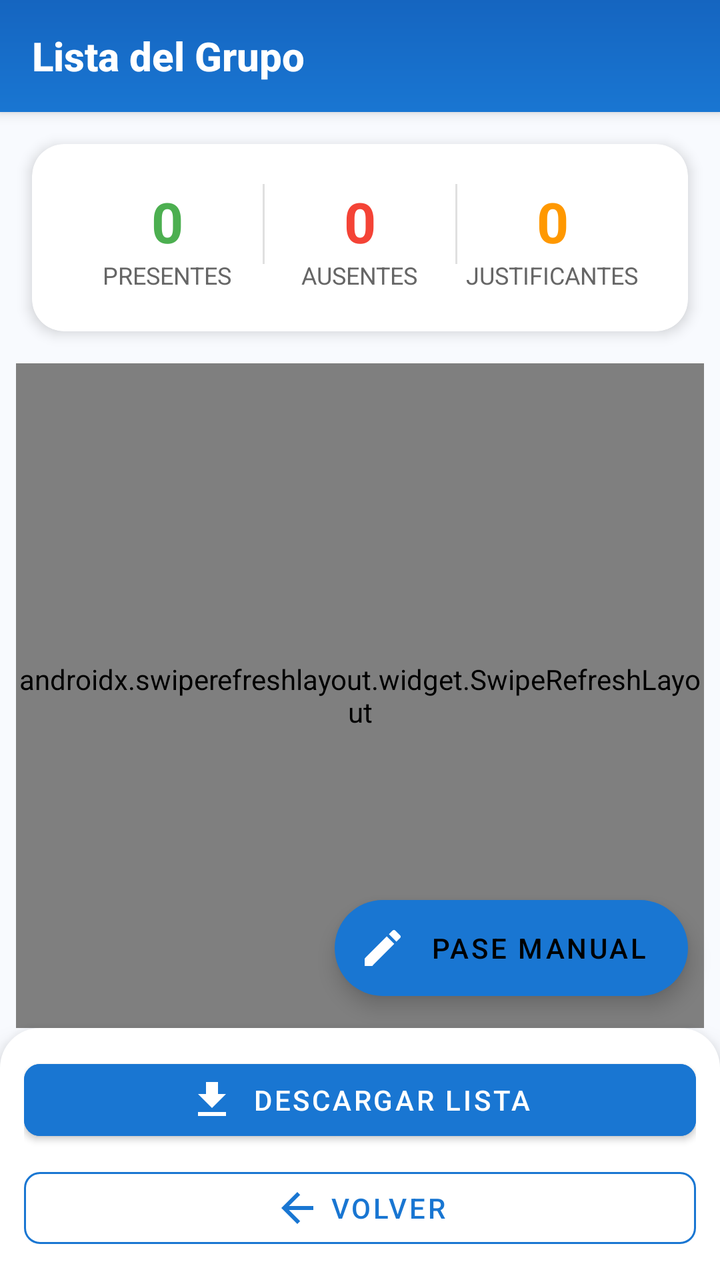
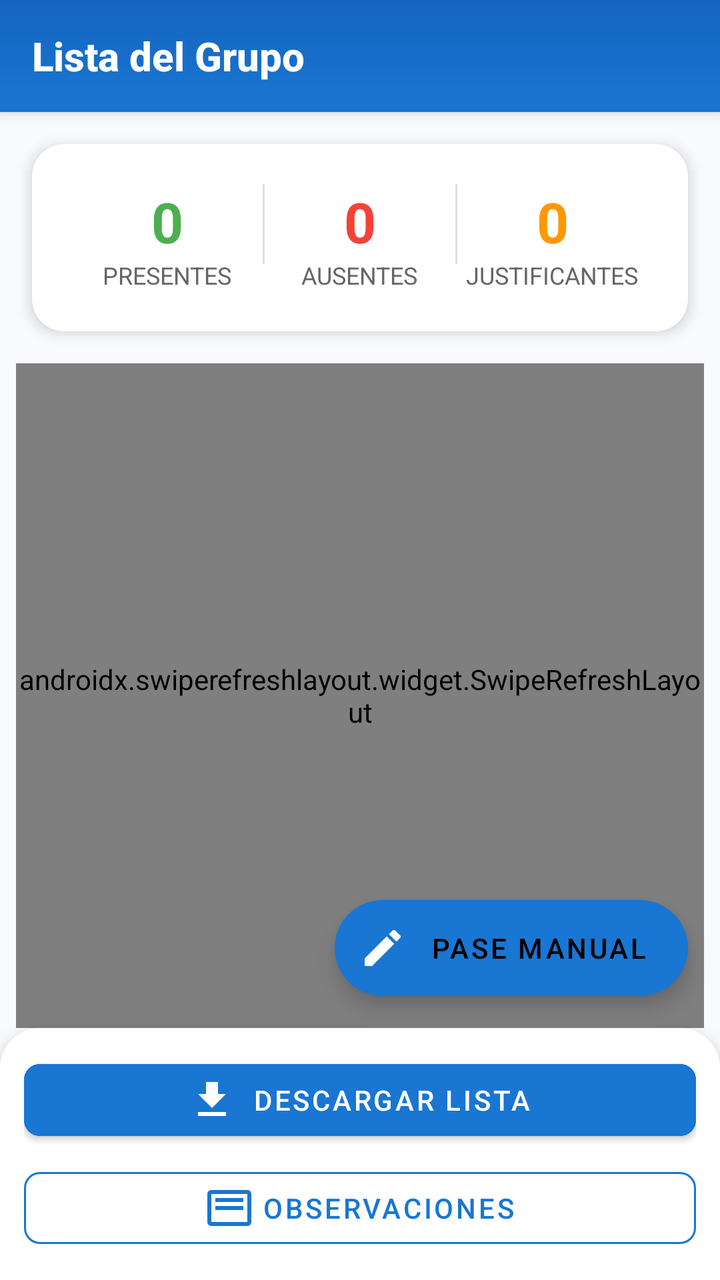

Compare the two renders of this Android layout. The source of the first and the diff that turns it into the second are given below.
<!-- AndroidManifest.xml: application theme Theme.ControlActividades -->
<!-- res/layout/activity_lista_grupo.xml -->
<?xml version="1.0" encoding="utf-8"?>
<LinearLayout xmlns:android="http://schemas.android.com/apk/res/android"
    xmlns:app="http://schemas.android.com/apk/res-auto"
    android:layout_width="match_parent"
    android:layout_height="match_parent"
    android:orientation="vertical"
    android:background="#F8FAFE"
    android:fitsSystemWindows="true">

    
    <com.google.android.material.appbar.MaterialToolbar
        android:id="@+id/toolbar"
        android:layout_width="match_parent"
        android:layout_height="?attr/actionBarSize"
        android:background="@drawable/toolbar_gradient"
        app:title="Lista del Grupo"
        app:titleTextColor="@android:color/white"
        app:titleTextAppearance="@style/ToolbarTitleStyle"
        app:navigationIconTint="@android:color/white"
        android:elevation="4dp" />

    
    <com.google.android.material.card.MaterialCardView
        android:layout_width="match_parent"
        android:layout_height="wrap_content"
        android:layout_margin="16dp"
        app:cardCornerRadius="16dp"
        app:cardElevation="4dp"
        app:cardBackgroundColor="@android:color/white">

        <LinearLayout
            android:layout_width="match_parent"
            android:layout_height="wrap_content"
            android:orientation="horizontal"
            android:padding="20dp">

            <LinearLayout
                android:layout_width="0dp"
                android:layout_height="wrap_content"
                android:layout_weight="1"
                android:orientation="vertical"
                android:gravity="center">

                <TextView
                    android:id="@+id/tvPresentes"
                    android:layout_width="wrap_content"
                    android:layout_height="wrap_content"
                    android:text="0"
                    android:textSize="28sp"
                    android:textStyle="bold"
                    android:textColor="#4CAF50" />

                <TextView
                    android:layout_width="wrap_content"
                    android:layout_height="wrap_content"
                    android:text="Presentes"
                    android:textSize="12sp"
                    android:textColor="#666"
                    android:textAllCaps="true" />

            </LinearLayout>

            <View
                android:layout_width="1dp"
                android:layout_height="40dp"
                android:background="#E0E0E0" />

            <LinearLayout
                android:layout_width="0dp"
                android:layout_height="wrap_content"
                android:layout_weight="1"
                android:orientation="vertical"
                android:gravity="center">

                <TextView
                    android:id="@+id/tvAusentes"
                    android:layout_width="wrap_content"
                    android:layout_height="wrap_content"
                    android:text="0"
                    android:textSize="28sp"
                    android:textStyle="bold"
                    android:textColor="#F44336" />

                <TextView
                    android:layout_width="wrap_content"
                    android:layout_height="wrap_content"
                    android:text="Ausentes"
                    android:textSize="12sp"
                    android:textColor="#666"
                    android:textAllCaps="true" />

            </LinearLayout>

            <View
                android:layout_width="1dp"
                android:layout_height="40dp"
                android:background="#E0E0E0" />

            <LinearLayout
                android:layout_width="0dp"
                android:layout_height="wrap_content"
                android:layout_weight="1"
                android:orientation="vertical"
                android:gravity="center">

                <TextView
                    android:id="@+id/tvJustificantes"
                    android:layout_width="wrap_content"
                    android:layout_height="wrap_content"
                    android:text="0"
                    android:textSize="28sp"
                    android:textStyle="bold"
                    android:textColor="#FF9800" />

                <TextView
                    android:layout_width="wrap_content"
                    android:layout_height="wrap_content"
                    android:text="Justificantes"
                    android:textSize="12sp"
                    android:textColor="#666"
                    android:textAllCaps="true" />

            </LinearLayout>

        </LinearLayout>

    </com.google.android.material.card.MaterialCardView>

    
    <ProgressBar
        android:id="@+id/progressBar"
        android:layout_width="48dp"
        android:layout_height="48dp"
        android:layout_gravity="center"
        android:layout_margin="32dp"
        android:indeterminateTint="#1976D2"
        android:visibility="gone" />

    
    <FrameLayout
        android:layout_width="match_parent"
        android:layout_height="0dp"
        android:layout_weight="1">

        
        <androidx.swiperefreshlayout.widget.SwipeRefreshLayout
            android:id="@+id/swipeRefreshLayout"
            android:layout_width="match_parent"
            android:layout_height="match_parent"
            android:layout_marginHorizontal="8dp">

            <androidx.recyclerview.widget.RecyclerView
                android:id="@+id/recyclerAlumnos"
                android:layout_width="match_parent"
                android:layout_height="match_parent"
                android:clipToPadding="false"
                android:paddingBottom="80dp" />

        </androidx.swiperefreshlayout.widget.SwipeRefreshLayout>

        
        <com.google.android.material.floatingactionbutton.ExtendedFloatingActionButton
            android:id="@+id/btnAsistenciaManual"
            android:layout_width="wrap_content"
            android:layout_height="wrap_content"
            android:layout_gravity="bottom|end"
            android:layout_margin="16dp"
            android:layout_marginBottom="90dp"
            android:text="Pase Manual"
            app:icon="@drawable/ic_edit_24"
            app:iconTint="@android:color/white"
            app:backgroundTint="#1976D2" />

    </FrameLayout>

    
    <LinearLayout
        android:id="@+id/bottomActions"
        android:layout_width="match_parent"
        android:layout_height="wrap_content"
        android:orientation="vertical"
        android:background="@drawable/bottom_sheet_background"
        android:padding="12dp"
        android:elevation="8dp">

        
        <com.google.android.material.button.MaterialButton
            android:id="@+id/btnDescargarLista"
            android:layout_width="match_parent"
            android:layout_height="48dp"
            android:text="Descargar Lista"
            android:textColor="@android:color/white"
            android:backgroundTint="#1976D2"
            app:cornerRadius="8dp"
            app:icon="@drawable/ic_download_24"
            app:iconTint="@android:color/white"
            app:iconGravity="textStart"
            android:layout_marginBottom="6dp"
            android:textSize="14sp" />

        
        <com.google.android.material.button.MaterialButton
            android:id="@+id/btnVolver"
            android:layout_width="match_parent"
            android:layout_height="48dp"
            android:text="Volver"
            android:textColor="#1976D2"
            style="@style/Widget.MaterialComponents.Button.OutlinedButton"
            app:strokeColor="#1976D2"
            app:cornerRadius="8dp"
            app:icon="@drawable/ic_arrow_back_24"
            app:iconTint="#1976D2"
            app:iconGravity="textStart"
            android:textSize="14sp" />

    </LinearLayout>

</LinearLayout>
<!-- resources referenced by this layout -->
<resources>
  <!-- drawable bottom_sheet_background (drawable) -->
  <?xml version="1.0" encoding="utf-8"?>
  <shape xmlns:android="http://schemas.android.com/apk/res/android">
      <solid android:color="@android:color/white" />
      <corners
          android:topLeftRadius="20dp"
          android:topRightRadius="20dp" />
  </shape>
  <!-- drawable ic_arrow_back_24 (drawable) -->
  <?xml version="1.0" encoding="utf-8"?>
  <vector xmlns:android="http://schemas.android.com/apk/res/android"
      android:width="24dp"
      android:height="24dp"
      android:viewportWidth="24"
      android:viewportHeight="24"
      android:tint="?attr/colorOnPrimary">
      <path
          android:fillColor="@android:color/white"
          android:pathData="M20,11H7.83l5.59,-5.59L12,4l-8,8 8,8 1.41,-1.41L7.83,13H20v-2z"/>
  </vector>
  <!-- drawable ic_download_24 (drawable) -->
  <?xml version="1.0" encoding="utf-8"?>
  <vector xmlns:android="http://schemas.android.com/apk/res/android"
      android:width="24dp"
      android:height="24dp"
      android:viewportWidth="24"
      android:viewportHeight="24"
      android:tint="?attr/colorOnPrimary">
      <path
          android:fillColor="@android:color/white"
          android:pathData="M19,9h-4V3H9v6H5l7,7 7,-7zM5,18v2h14v-2H5z"/>
  </vector>
  <!-- drawable ic_edit_24 (drawable) -->
  <?xml version="1.0" encoding="utf-8"?>
  <vector xmlns:android="http://schemas.android.com/apk/res/android"
      android:width="24dp"
      android:height="24dp"
      android:viewportWidth="24"
      android:viewportHeight="24"
      android:tint="?attr/colorOnPrimary">
      <path
          android:fillColor="@android:color/white"
          android:pathData="M3,17.25V21h3.75L17.81,9.94l-3.75,-3.75L3,17.25zM20.71,7.04c0.39,-0.39 0.39,-1.02 0,-1.41l-2.34,-2.34c-0.39,-0.39 -1.02,-0.39 -1.41,0l-1.83,1.83 3.75,3.75 1.83,-1.83z"/>
  </vector>
  <!-- drawable toolbar_gradient (drawable) -->
  <?xml version="1.0" encoding="utf-8"?>
  <shape xmlns:android="http://schemas.android.com/apk/res/android">
      <gradient
          android:startColor="#1976D2"
          android:endColor="#1565C0"
          android:angle="90" />
  </shape>
  <style name="ToolbarTitleStyle" parent="TextAppearance.Widget.AppCompat.Toolbar.Title">
          <item name="android:textSize">20sp</item>
          <item name="android:textStyle">bold</item>
      </style>
  <style name="Theme.ControlActividades" parent="Theme.MaterialComponents.Light.NoActionBar">
          <item name="colorPrimary">@color/colorPrimary</item>
          <item name="colorPrimaryDark">@color/colorPrimaryDark</item>
          <item name="colorAccent">@color/colorAccent</item>
          <item name="android:windowBackground">@color/colorBackground</item>
          <item name="android:fitsSystemWindows">true</item>
      </style>
  <color name="colorPrimary">#1565C0</color>
  <color name="colorPrimaryDark">#0D47A1</color>
  <color name="colorAccent">#2196F3</color>
  <color name="colorBackground">@color/background_light</color>
  <color name="background_light">#FAFAFA</color>
</resources>

<!-- the commit's change to res/layout/activity_lista_grupo.xml (unified diff, before → after) -->
@@ -200,15 +200,15 @@
 
         
         <com.google.android.material.button.MaterialButton
-            android:id="@+id/btnVolver"
+            android:id="@+id/btnObservaciones"
             android:layout_width="match_parent"
             android:layout_height="48dp"
-            android:text="Volver"
+            android:text="Observaciones"
             android:textColor="#1976D2"
             style="@style/Widget.MaterialComponents.Button.OutlinedButton"
             app:strokeColor="#1976D2"
             app:cornerRadius="8dp"
-            app:icon="@drawable/ic_arrow_back_24"
+            app:icon="@drawable/ic_notes_24"
             app:iconTint="#1976D2"
             app:iconGravity="textStart"
             android:textSize="14sp" />
<!-- resource entries referenced after the edit -->
@@ -8,18 +8,6 @@
           android:topLeftRadius="20dp"
           android:topRightRadius="20dp" />
   </shape>
-  <!-- drawable ic_arrow_back_24 (drawable) -->
-  <?xml version="1.0" encoding="utf-8"?>
-  <vector xmlns:android="http://schemas.android.com/apk/res/android"
-      android:width="24dp"
-      android:height="24dp"
-      android:viewportWidth="24"
-      android:viewportHeight="24"
-      android:tint="?attr/colorOnPrimary">
-      <path
-          android:fillColor="@android:color/white"
-          android:pathData="M20,11H7.83l5.59,-5.59L12,4l-8,8 8,8 1.41,-1.41L7.83,13H20v-2z"/>
-  </vector>
   <!-- drawable ic_download_24 (drawable) -->
   <?xml version="1.0" encoding="utf-8"?>
   <vector xmlns:android="http://schemas.android.com/apk/res/android"
@@ -43,6 +31,17 @@
       <path
           android:fillColor="@android:color/white"
           android:pathData="M3,17.25V21h3.75L17.81,9.94l-3.75,-3.75L3,17.25zM20.71,7.04c0.39,-0.39 0.39,-1.02 0,-1.41l-2.34,-2.34c-0.39,-0.39 -1.02,-0.39 -1.41,0l-1.83,1.83 3.75,3.75 1.83,-1.83z"/>
+  </vector>
+  <!-- drawable ic_notes_24 (drawable) -->
+  <?xml version="1.0" encoding="utf-8"?>
+  <vector xmlns:android="http://schemas.android.com/apk/res/android"
+      android:width="24dp"
+      android:height="24dp"
+      android:viewportWidth="24"
+      android:viewportHeight="24">
+      <path
+          android:fillColor="#000000"
+          android:pathData="M21,3H3c-1.1,0 -2,0.9 -2,2v14c0,1.1 0.9,2 2,2h18c1.1,0 2,-0.9 2,-2V5c0,-1.1 -0.9,-2 -2,-2zM21,19H3V5h18v14zM5,7h14v2H5V7zm0,4h14v2H5v-2z"/>
   </vector>
   <!-- drawable toolbar_gradient (drawable) -->
   <?xml version="1.0" encoding="utf-8"?>
